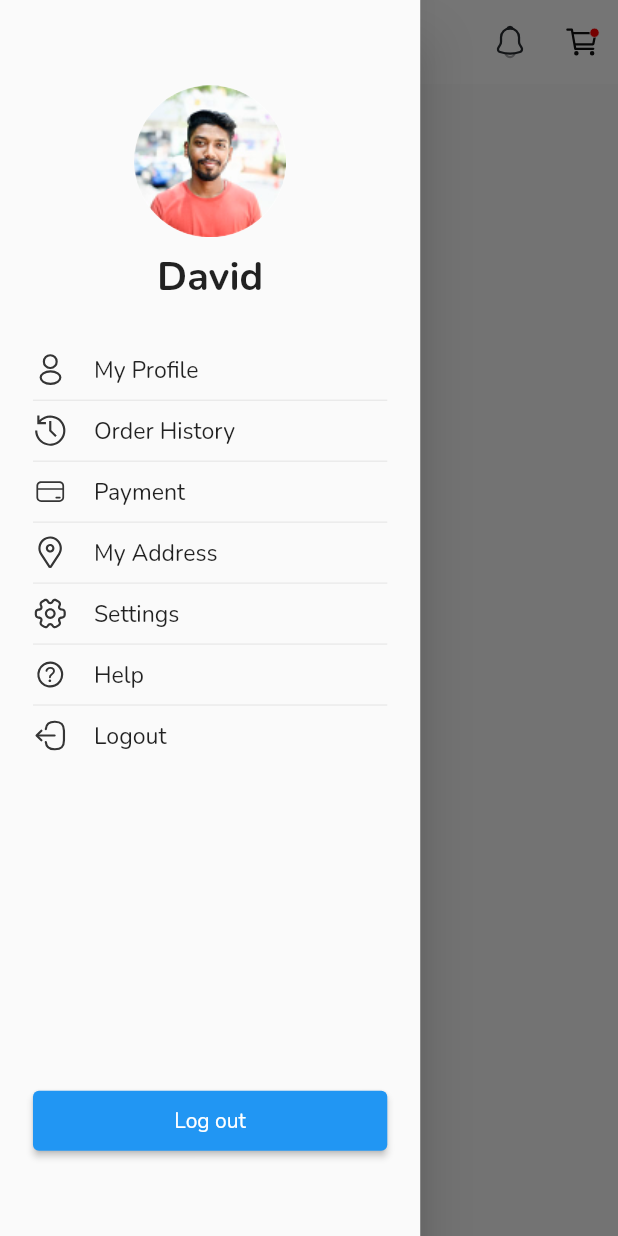
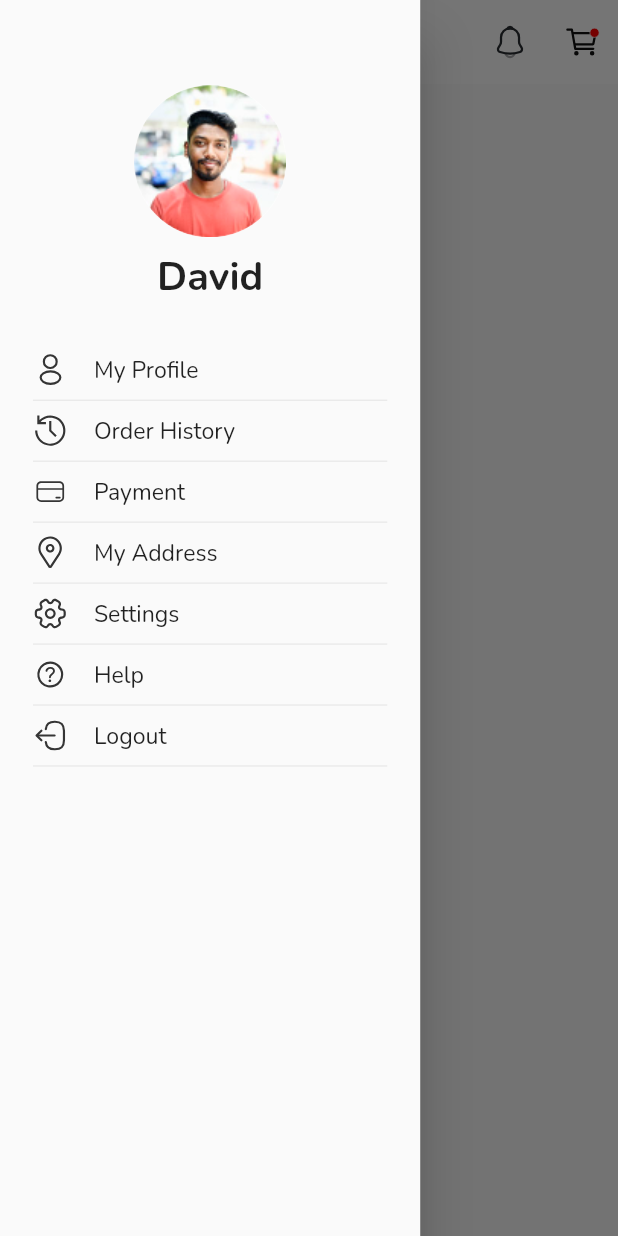
Before and after one commit to Gfash436/GoFarmNG, a Flutter app: the AnalyticsScreen screen opened directly, with the side drawer open, on a phone screen of 412 x 824 dp. Run offline on Flutter 3.47's test engine with Material 2 defaults, Android fonts, the phone set to English and light mode, and no system bars; our stand-ins replace dropdown_button2, flutter_svg, google_sign_in, shared_preferences; accounts and stored records are empty; network calls fail.

Commit message:
Goolge Logout

```diff
--- a/lib/Screens/Authentication/loginPage.dart
+++ b/lib/Screens/Authentication/loginPage.dart
@@ -192,7 +192,7 @@ class _LoginPageState extends State<LoginPage> {
       ScaffoldMessenger.of(context)
           .showSnackBar(const SnackBar(content: Text('Sign in Failed')));
     } else {
-      PageNavigator(ctx: context).nextPage(page: HomeScreenBody());
+      PageNavigator(ctx: context).nextPage(page: HomeScreen());
     }
   }
 }
--- a/lib/Screens/home_screen/app_drawer.dart
+++ b/lib/Screens/home_screen/app_drawer.dart
@@ -1,46 +1,17 @@
 import 'package:flutter/material.dart';
-import 'package:flutter_svg/svg.dart';
 import 'package:gofarmng/Widgets/myText.dart';
+import 'package:google_sign_in/google_sign_in.dart';
 
 import '../../Constants/google_sign_in.dart';
 import '../../Constants/size_config.dart';
 import '../../Utilities/routers.dart';
+import '../../Widgets/button.dart';
 import '../Authentication/loginPage.dart';
 
 class AppDrawer extends StatelessWidget {
-  AppDrawer({
-    super.key,
-  });
-  final List<Map<String, dynamic>> drawerList = [
-    {
-      "icon": "assets/icons/Myprofile.svg",
-      "title": "My Profile",
-    },
-    {
-      "icon": "assets/icons/history.svg",
-      "title": "Order History",
-    },
-    {
-      "icon": "assets/icons/payment.svg",
-      "title": "Payment",
-    },
-    {
-      "icon": "assets/icons/location.svg",
-      "title": "My Address",
-    },
-    {
-      "icon": "assets/icons/settings.svg",
-      "title": "Settings",
-    },
-    {
-      "icon": "assets/icons/help.svg",
-      "title": "Help",
-    },
-    {
-      "icon": "assets/icons/logout.svg",
-      "title": "Logout",
-    },
-  ];
+  final GoogleSignInAccount? user;
+  const AppDrawer({Key? key, this.user}) : super(key: key);
+
   @override
   Widget build(BuildContext context) {
     return SizedBox(
@@ -75,7 +46,7 @@ class AppDrawer extends StatelessWidget {
                         ),
                       ),
                       myText(
-                        text: "David",
+                        text: 'David',
                         fontWeight: FontWeight.bold,
                         fontSize: getProportionateScreenWidth(
                           24,
@@ -90,46 +61,30 @@ class AppDrawer extends StatelessWidget {
                   ),
                 ),
                 Expanded(
-                  // height: getProportionateScreenHeight(360),
-                  child: ListView.separated(
-                    itemCount: drawerList.length,
-                    separatorBuilder: (context, index) => Divider(
-                      thickness: .5,
-                      height: getProportionateScreenWidth(16),
-                    ),
-                    itemBuilder: (context, index) => Row(
-                      children: [
-                        SvgPicture.asset(
-                          "${drawerList[index]["icon"]}",
-                          height: getProportionateScreenWidth(21),
-                          width: getProportionateScreenWidth(21),
-                        ),
-                        SizedBox(
-                          width: getProportionateScreenWidth(
-                            16,
-                          ),
-                        ),
-                        myText(
-                          text: "${drawerList[index]["title"]}",
-                          fontSize: getProportionateScreenWidth(14),
-                        )
-                      ],
-                    ),
-                  ),
-                ),
-                const SizedBox(height: 30),
-                SizedBox(
-                  height: 40,
-                  width: MediaQuery.of(context).size.width,
-                  child: ElevatedButton(
-                      onPressed: () async {
+                  child: Column(
+                    children: [
+                      drawerButton(context, 'My Profile',
+                          'assets/icons/Myprofile.svg', () {}),
+                      drawerButton(context, 'Order History',
+                          'assets/icons/history.svg', () {}),
+                      drawerButton(context, 'Payment',
+                          'assets/icons/payment.svg', () {}),
+                      drawerButton(context, 'My Address',
+                          'assets/icons/location.svg', () {}),
+                      drawerButton(context, 'Settings',
+                          'assets/icons/settings.svg', () {}),
+                      drawerButton(
+                          context, 'Help', 'assets/icons/help.svg', () {}),
+                      drawerButton(context, 'Logout', 'assets/icons/logout.svg',
+                          () async {
                         await GoogleSignInApi.logout();
 
                         PageNavigator(ctx: context)
                             .nextPageOnly(page: const LoginPage());
-                      },
-                      child: const Text('Log out')),
-                )
+                      }),
+                    ],
+                  ),
+                ),
               ],
             ),
           ),
--- a/lib/Widgets/button.dart
+++ b/lib/Widgets/button.dart
@@ -1,7 +1,10 @@
 import 'package:flutter/material.dart';
+import 'package:flutter_svg/svg.dart';
 import 'package:gofarmng/Styles/colors.dart';
 
+import '../Constants/size_config.dart';
 import 'image.dart';
+import 'myText.dart';
 
 Widget customButton(
     {VoidCallback? tap,
@@ -84,3 +87,36 @@ Widget googleButton(
             ],
           )));
 }
+
+Column drawerButton(
+    BuildContext context, String title, String icon, VoidCallback tap) {
+  return Column(children: [
+    GestureDetector(
+      onTap: tap,
+      child: SizedBox(
+        child: Row(
+          children: [
+            SvgPicture.asset(
+              icon,
+              height: getProportionateScreenWidth(21),
+              width: getProportionateScreenWidth(21),
+            ),
+            SizedBox(
+              width: getProportionateScreenWidth(
+                16,
+              ),
+            ),
+            myText(
+              text: title,
+              fontSize: getProportionateScreenWidth(14),
+            ),
+          ],
+        ),
+      ),
+    ),
+    Divider(
+      thickness: .5,
+      height: getProportionateScreenWidth(16),
+    ),
+  ]);
+}
```
